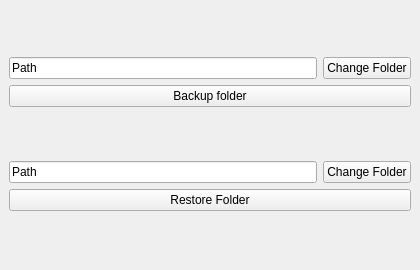
93mmm/backuper, file src/ui/mainwindow.ui: the form before one commit.
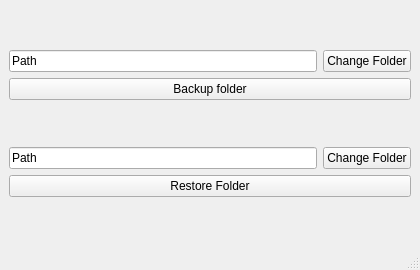
The form after the commit.

Diff of the .ui file:
```diff
--- a/src/ui/mainwindow.ui
+++ b/src/ui/mainwindow.ui
@@ -111,6 +111,7 @@
     </item>
    </layout>
   </widget>
+  <widget class="QStatusBar" name="statusBar"/>
  </widget>
  <resources/>
  <connections/>
```
